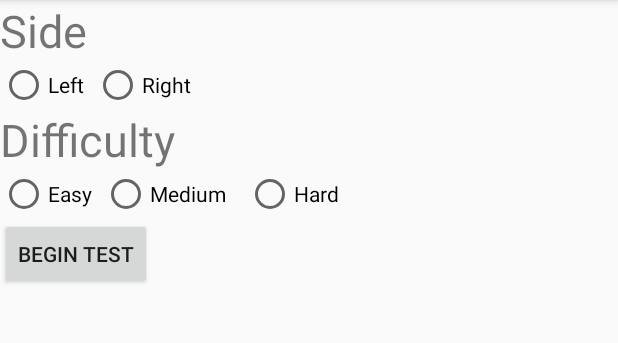
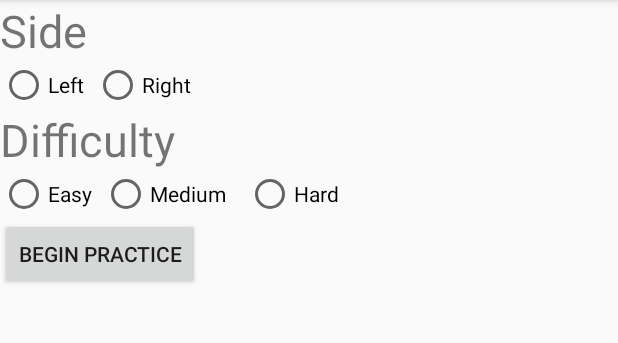
Before and after one commit to cmsc436/SpiralTest, an Android app: the screen it shows after launch (MainActivity), on a phone screen of 412 x 824 dp, the part 84-427 px from its top. Run offline under Robolectric (Android 15) with nearby library versions, the phone set to English and light mode, and no system bars.

Commit message:
Finished setting up practice mode

```diff
--- a/app/src/main/java/cmsc436/umd/edu/spiraltest/MainActivity.java
+++ b/app/src/main/java/cmsc436/umd/edu/spiraltest/MainActivity.java
@@ -5,6 +5,7 @@ import android.support.annotation.IdRes;
 import android.support.v7.app.AppCompatActivity;
 import android.os.Bundle;
 import android.view.View;
+import android.widget.Button;
 import android.widget.RadioGroup;
 
 import static cmsc436.umd.edu.spiraltest.SpiralTestFragment.newInstance;
@@ -16,18 +17,21 @@ public class MainActivity extends AppCompatActivity {
     public static final String TEST_TYPE_TRIAL = "TRIAL";
     public static final String TEST_TYPE_PRACTICE = "PRACTICE";
     public static final String TEST_TYPE_HELP = "HELP";
+    public static final String MODE_KEY = "MODE_KEY";
 
     private String side;
     private String difficulty;
     private RadioGroup side_rg;
     private RadioGroup difficulty_rg;
     private String testType;
+    private Button button;
 
 
     @Override
     protected void onCreate(Bundle savedInstanceState) {
         super.onCreate(savedInstanceState);
         setContentView(R.layout.activity_main);
+        button = (Button)findViewById(R.id.button);
         Intent intent = getIntent();
         if (intent.getAction().equals("edu.umd.cmsc436.spiral.action.TRIAL")) {
             testType = TEST_TYPE_TRIAL;
@@ -35,6 +39,9 @@ public class MainActivity extends AppCompatActivity {
             testType = TEST_TYPE_HELP;
         } else {
             testType = TEST_TYPE_PRACTICE;
+            // change button text
+            button.setText("Begin Practice");
+
         }
 
         side_rg = (RadioGroup) findViewById(R.id.side);
@@ -76,6 +83,5 @@ public class MainActivity extends AppCompatActivity {
         intent.putExtras(b);
 
         startActivity(intent);
-        finish();
     }
 }
--- a/app/src/main/java/cmsc436/umd/edu/spiraltest/SpiralTest.java
+++ b/app/src/main/java/cmsc436/umd/edu/spiraltest/SpiralTest.java
@@ -46,7 +46,7 @@ public class SpiralTest extends FragmentActivity {
             // show instruction then practice
         } else {
             // run unstructured trial; TODO: set params to remove time limit
-            SpiralTestFragment fragment = newInstance(side,difficulty);
+            SpiralTestFragment fragment = newInstance(true, side, difficulty);
             transaction.add(R.id.fragmentContainer,fragment).addToBackStack(null).commit();
         }
 
--- a/app/src/main/res/layout/activity_main.xml
+++ b/app/src/main/res/layout/activity_main.xml
@@ -68,6 +68,7 @@
         android:layout_width="wrap_content"
         android:layout_height="wrap_content"
         android:onClick="startTest"
-        android:text="Begin Test"/>
+        android:text="Begin Test"
+        android:id="@+id/button"/>
 
 </LinearLayout>
--- a/app/src/main/res/layout/fragment_spiral_test.xml
+++ b/app/src/main/res/layout/fragment_spiral_test.xml
@@ -55,4 +55,5 @@
         android:layout_centerVertical="true"
         android:alpha="0.5" />
 
+
 </RelativeLayout>
```
Also changed, not shown: app/src/main/java/cmsc436/umd/edu/spiraltest/SpiralTestFragment.java (+23 -8 lines).
